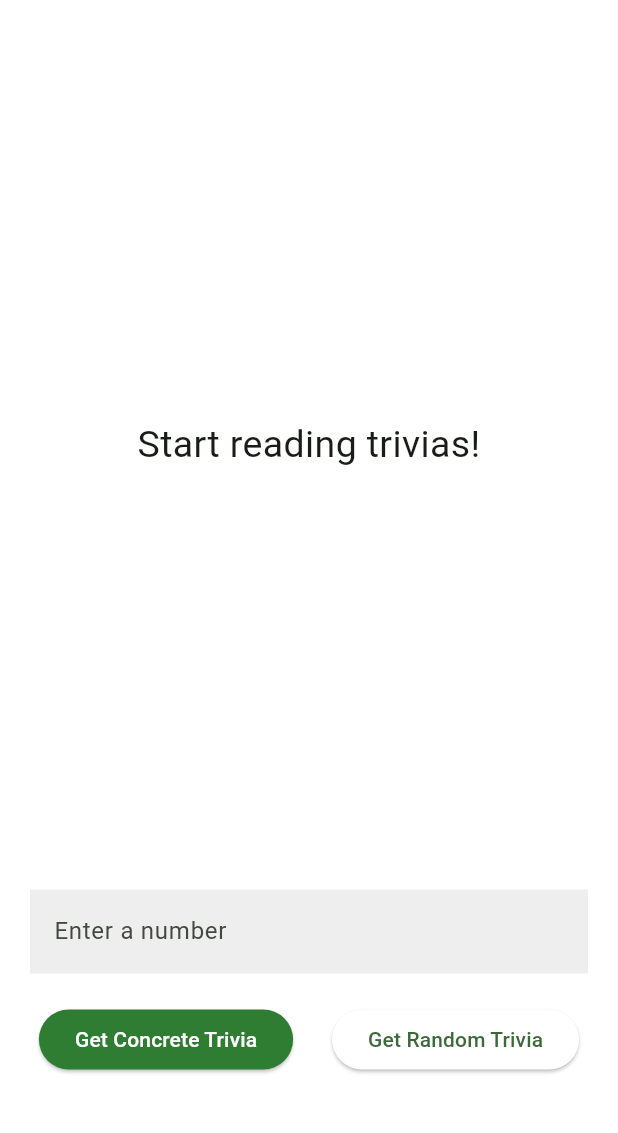
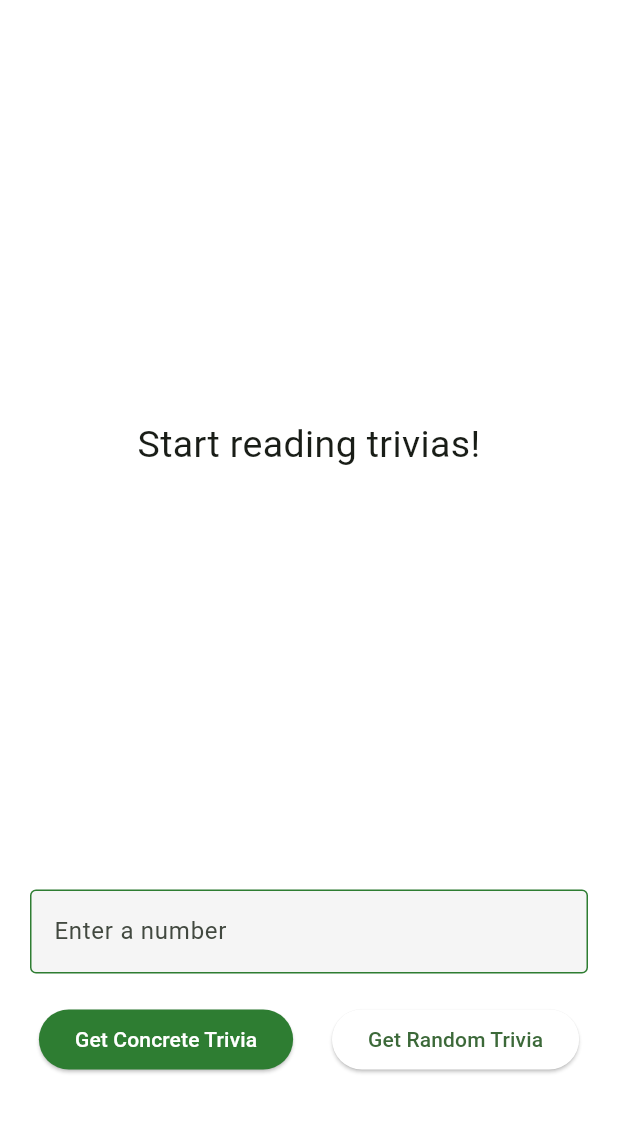
Before and after one commit to cromueloliver02/number_trivia, a Flutter app: the screen it shows after launch, on a phone screen of 412 x 824 dp, the part 84-1217 px from its top. Run offline on Flutter 3.47's test engine with Material 2 defaults, Android fonts, the phone set to English and light mode, and no system bars; drawn by our look-alikes of keyboard_dismisser; our stand-ins replace equatable, flutter_bloc, fpdart, get_it, internet_connection_checker, shared_preferences.

Commit message:
applied outline border in the text field

```diff
--- a/lib/features/number_trivia/presentation/pages/home/components/home_bottom_bar.dart
+++ b/lib/features/number_trivia/presentation/pages/home/components/home_bottom_bar.dart
@@ -39,10 +39,16 @@ class _HomeBottomBarState extends State<HomeBottomBar> {
               child: TextField(
                 controller: _controller,
                 decoration: InputDecoration(
+                  hintText: 'Enter a number',
                   labelText: 'Enter a number',
                   filled: true,
-                  fillColor: Colors.grey.shade200,
-                  border: InputBorder.none,
+                  fillColor: Colors.grey.shade100,
+                  enabledBorder: OutlineInputBorder(
+                    borderSide: BorderSide(color: theme.primaryColor),
+                  ),
+                  focusedBorder: OutlineInputBorder(
+                    borderSide: BorderSide(color: theme.primaryColor),
+                  ),
                 ),
               ),
             ),
```
